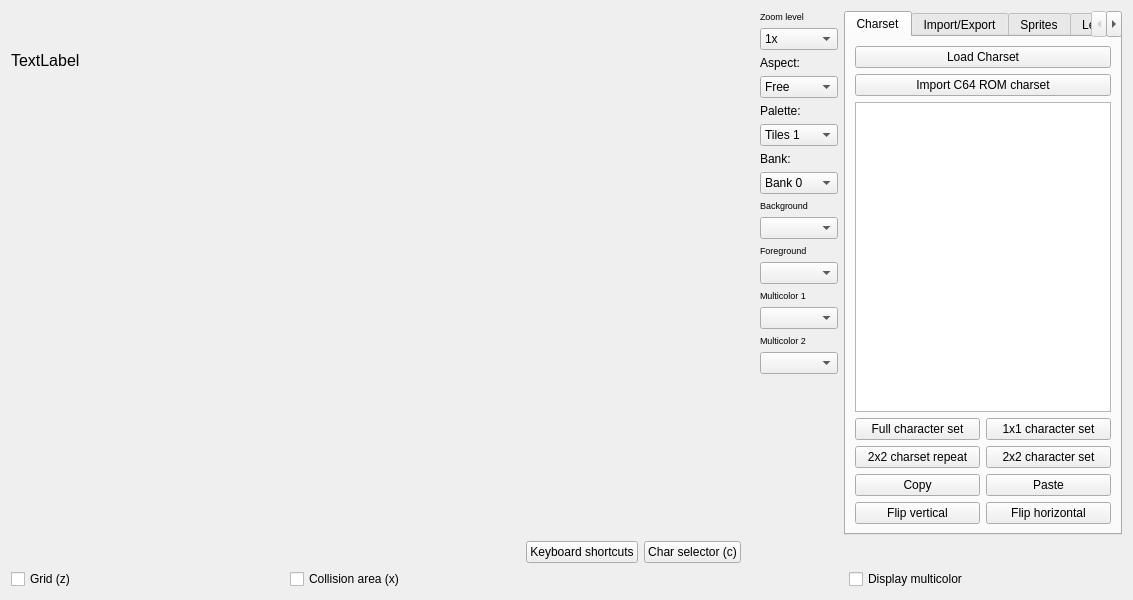
The window that source/trsedocuments/formimageeditor.ui (leuat/TRSE) describes before a commit, drawn with Qt 5.
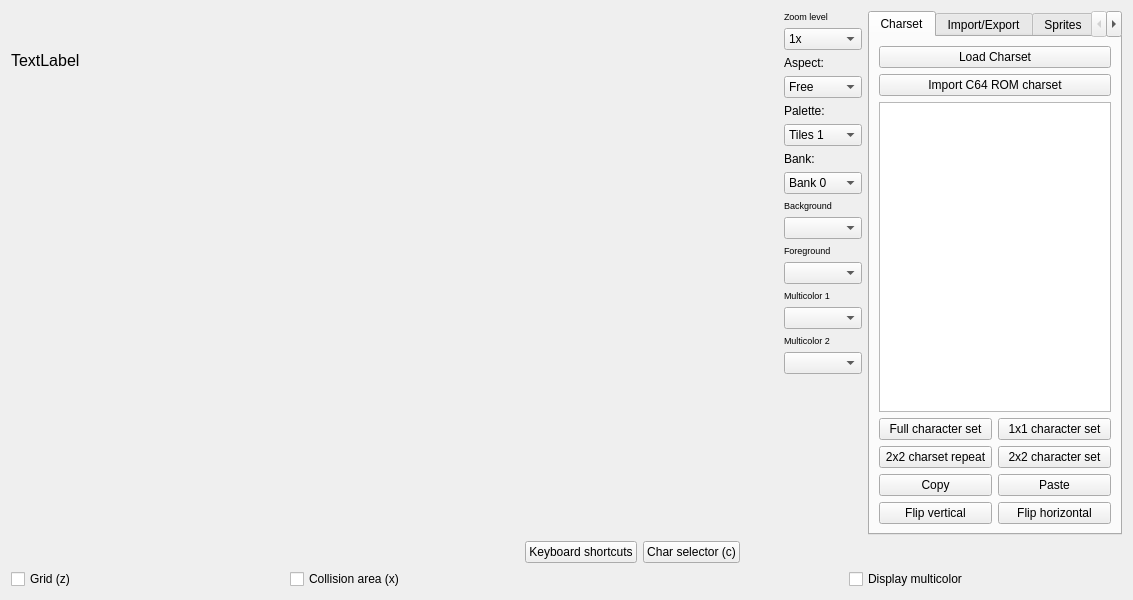
The same window after the commit. Custom widgets are drawn as their Qt base class.

```diff
--- a/source/trsedocuments/formimageeditor.ui
+++ b/source/trsedocuments/formimageeditor.ui
@@ -15,7 +15,7 @@
   </property>
   <layout class="QGridLayout" name="gridLayout_3" rowstretch="16,1">
    <item row="0" column="0">
-    <layout class="QGridLayout" name="gridLayout" rowstretch="1,0" columnstretch="7,0,0,0">
+    <layout class="QGridLayout" name="gridLayout" rowstretch="1,0" columnstretch="2,1,1,1">
      <item row="1" column="1">
       <layout class="QHBoxLayout" name="horizontalLayout_3" stretch="1,0,4">
        <item>
```
